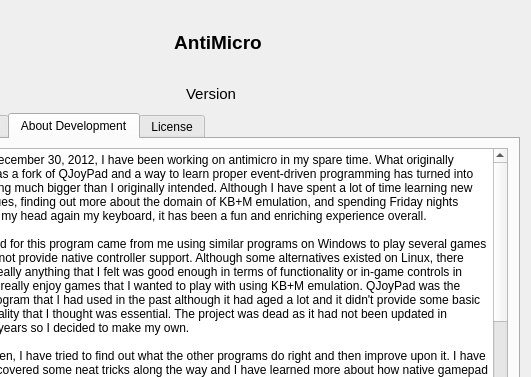
AntiMicroX/antimicrox, file src/aboutdialog.ui: the form before one commit; both pictures show x 109 to 640 and y 0 to 377 of the 640 by 480 pixel window.
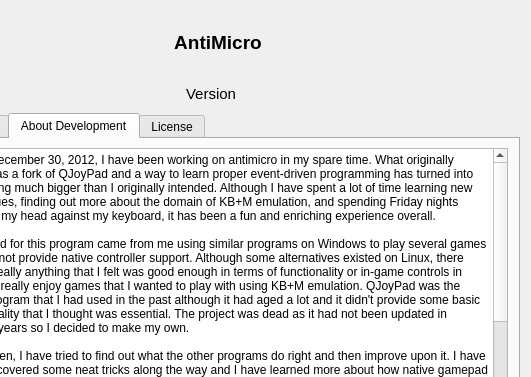
The form after the commit. The open tabs and pages were chosen to show the change. Icons and pictures are not drawn.

Commit message: Corrected a typo in the About dialog window.

What changed in the file:
```diff
--- a/src/aboutdialog.ui
+++ b/src/aboutdialog.ui
@@ -201,7 +201,7 @@
          <item>
           <widget class="QPlainTextEdit" name="plainTextEdit">
            <property name="plainText">
-            <string>Since December 30, 2012, I have been working on antimicro in my spare time. What originally started as a fork of QJoyPad and a way to learn proper event-driven programming has turned into something much bigger than I originally intended. Although I have spent a lot of time learning new techniques, finding out more about the domain of KB+M emulation, and spending Friday nights bashing my head again my keyboard, it has been a fun and enriching experience overall.
+            <string>Since December 30, 2012, I have been working on antimicro in my spare time. What originally started as a fork of QJoyPad and a way to learn proper event-driven programming has turned into something much bigger than I originally intended. Although I have spent a lot of time learning new techniques, finding out more about the domain of KB+M emulation, and spending Friday nights bashing my head against my keyboard, it has been a fun and enriching experience overall.
 
 The need for this program came from me using similar programs on Windows to play several games that did not provide native controller support. Although some alternatives existed on Linux, there wasn't really anything that I felt was good enough in terms of functionality or in-game controls in order to really enjoy games that I wanted to play with using KB+M emulation. QJoyPad was the main program that I had used in the past although it had aged a lot and it didn't provide some basic functionality that I thought was essential. The project was dead as it had not been updated in several years so I decided to make my own.
 
```
